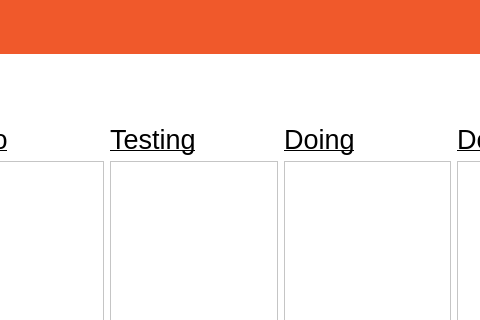
MendozaProject/monkey-manager, file MonkeyManager/mainwindow.ui: the form before one commit; both pictures show x 265 to 745 and y 0 to 320 of the 911 by 610 pixel window.
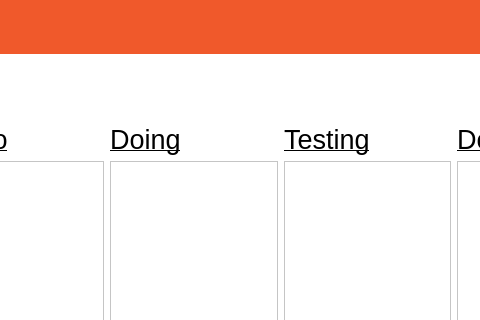
The form after the commit.

Commit message: changed order of columns

What changed in the file:
```diff
--- a/MonkeyManager/mainwindow.ui
+++ b/MonkeyManager/mainwindow.ui
@@ -1397,7 +1397,7 @@
               </font>
              </property>
              <property name="text">
-              <string>Testing</string>
+              <string>Doing</string>
              </property>
              <property name="alignment">
               <set>Qt::AlignHCenter|Qt::AlignTop</set>
@@ -1419,7 +1419,7 @@
               </font>
              </property>
              <property name="text">
-              <string>Doing</string>
+              <string>Testing</string>
              </property>
              <property name="alignment">
               <set>Qt::AlignHCenter|Qt::AlignTop</set>
```
Left out of the diff: 20 changed lines with no effect on the pictures.
